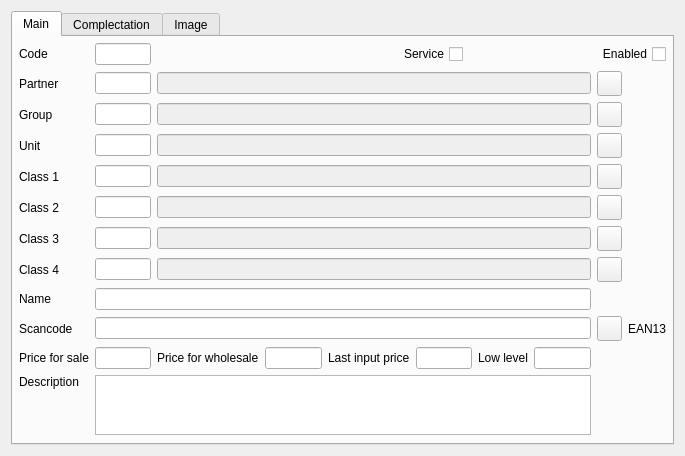
This is Editors/ce5goods.ui in End1-1/Cafe5 as Qt 5 draws it before an edit. The edited form follows.
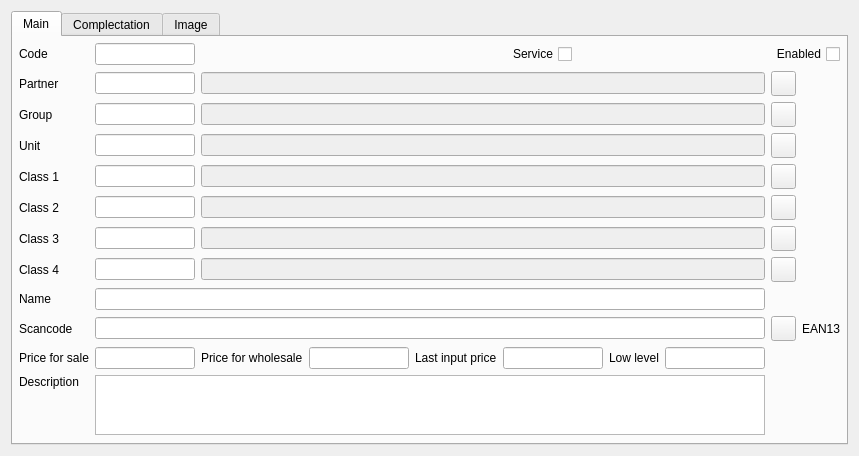
This is the edited form. Icons and pictures are not drawn. Custom widgets are drawn as their Qt base class.

Patch:
```diff
--- a/Editors/ce5goods.ui
+++ b/Editors/ce5goods.ui
@@ -6,7 +6,7 @@
    <rect>
     <x>0</x>
     <y>0</y>
-    <width>685</width>
+    <width>848</width>
     <height>443</height>
    </rect>
   </property>
@@ -41,6 +41,12 @@
        </property>
        <item row="8" column="1">
         <widget class="C5LineEditWithSelector" name="leClass2">
+         <property name="minimumSize">
+          <size>
+           <width>100</width>
+           <height>0</height>
+          </size>
+         </property>
          <property name="maximumSize">
           <size>
            <width>100</width>
@@ -57,6 +63,12 @@
        </item>
        <item row="1" column="1">
         <widget class="C5LineEditWithSelector" name="leSupplier">
+         <property name="minimumSize">
+          <size>
+           <width>100</width>
+           <height>0</height>
+          </size>
+         </property>
          <property name="maximumSize">
           <size>
            <width>100</width>
@@ -187,6 +199,12 @@
        </item>
        <item row="9" column="1">
         <widget class="C5LineEditWithSelector" name="leClass3">
+         <property name="minimumSize">
+          <size>
+           <width>100</width>
+           <height>0</height>
+          </size>
+         </property>
          <property name="maximumSize">
           <size>
            <width>100</width>
@@ -250,6 +268,12 @@
        </item>
        <item row="15" column="5">
         <widget class="C5LineEditWithSelector" name="lineEdit_6">
+         <property name="minimumSize">
+          <size>
+           <width>100</width>
+           <height>0</height>
+          </size>
+         </property>
          <property name="maximumSize">
           <size>
            <width>100</width>
@@ -339,6 +363,12 @@
        </item>
        <item row="5" column="1">
         <widget class="C5LineEditWithSelector" name="leGroup">
+         <property name="minimumSize">
+          <size>
+           <width>100</width>
+           <height>0</height>
+          </size>
+         </property>
          <property name="maximumSize">
           <size>
            <width>100</width>
@@ -388,6 +418,12 @@
        </item>
        <item row="15" column="3">
         <widget class="C5LineEditWithSelector" name="lineEdit_7">
+         <property name="minimumSize">
+          <size>
+           <width>100</width>
+           <height>0</height>
+          </size>
+         </property>
          <property name="maximumSize">
           <size>
            <width>100</width>
@@ -574,6 +610,12 @@
        </item>
        <item row="7" column="1">
         <widget class="C5LineEditWithSelector" name="leClass1">
+         <property name="minimumSize">
+          <size>
+           <width>100</width>
+           <height>0</height>
+          </size>
+         </property>
          <property name="maximumSize">
           <size>
            <width>100</width>
@@ -590,6 +632,12 @@
        </item>
        <item row="15" column="7">
         <widget class="C5LineEditWithSelector" name="leLowLevel">
+         <property name="minimumSize">
+          <size>
+           <width>100</width>
+           <height>0</height>
+          </size>
+         </property>
          <property name="maximumSize">
           <size>
            <width>100</width>
@@ -606,6 +654,12 @@
        </item>
        <item row="6" column="1">
         <widget class="C5LineEditWithSelector" name="leUnit">
+         <property name="minimumSize">
+          <size>
+           <width>100</width>
+           <height>0</height>
+          </size>
+         </property>
          <property name="maximumSize">
           <size>
            <width>100</width>
@@ -622,6 +676,12 @@
        </item>
        <item row="10" column="1">
         <widget class="C5LineEditWithSelector" name="leClass4">
+         <property name="minimumSize">
+          <size>
+           <width>100</width>
+           <height>0</height>
+          </size>
+         </property>
          <property name="maximumSize">
           <size>
            <width>100</width>
@@ -638,6 +698,12 @@
        </item>
        <item row="15" column="1">
         <widget class="C5LineEditWithSelector" name="lineEdit_5">
+         <property name="minimumSize">
+          <size>
+           <width>100</width>
+           <height>0</height>
+          </size>
+         </property>
          <property name="maximumSize">
           <size>
            <width>100</width>
@@ -654,6 +720,12 @@
        </item>
        <item row="0" column="1">
         <widget class="C5LineEditWithSelector" name="leCode">
+         <property name="minimumSize">
+          <size>
+           <width>100</width>
+           <height>0</height>
+          </size>
+         </property>
          <property name="maximumSize">
           <size>
            <width>100</width>
```
